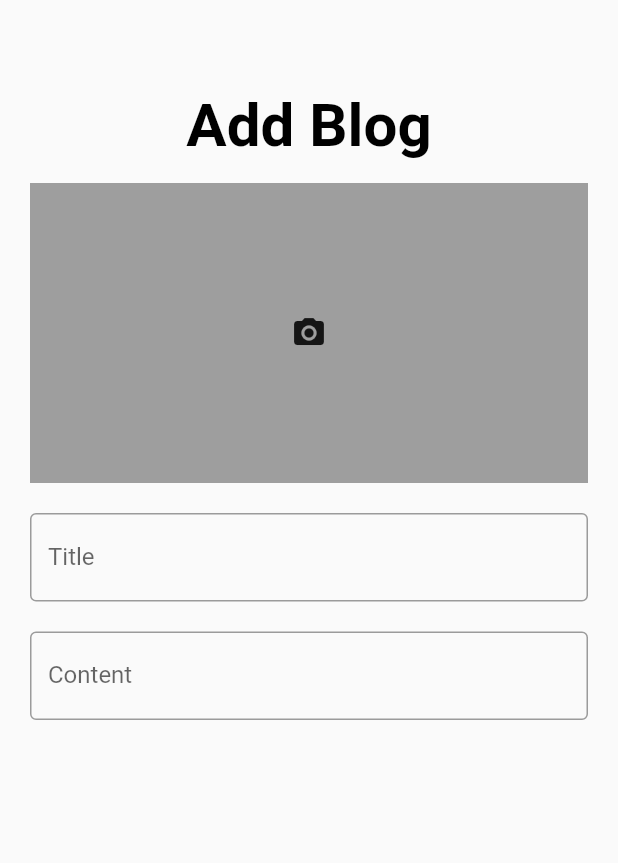
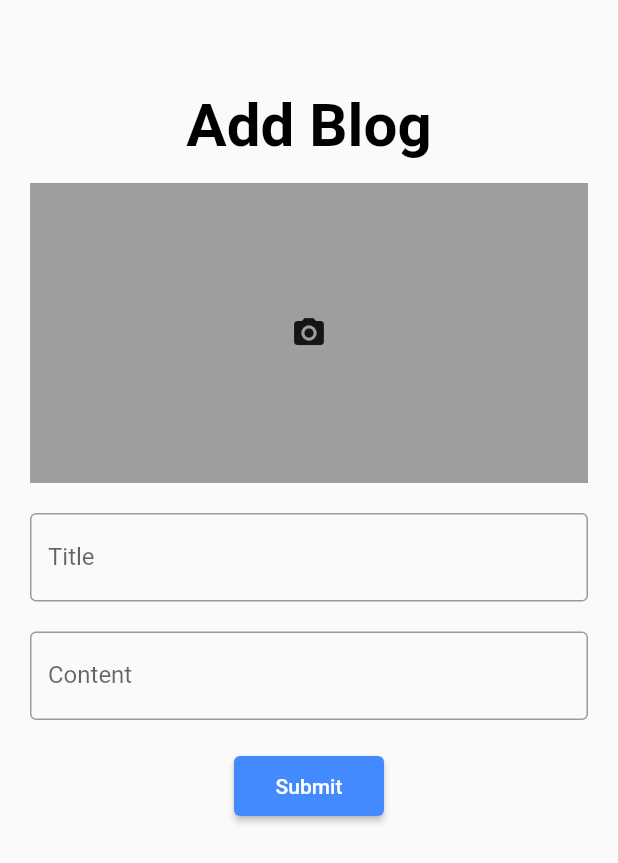
Before and after one commit to sushantdev-git/Blog, a Flutter app: the BlogEntry widget shown alone on an empty page, opened directly, on a phone screen of 412 x 824 dp. Shown: the top 863 px of the screen. Run offline on Flutter 3.47's test engine with Material 2 defaults, Android fonts, the phone set to English and light mode, and no system bars; our stand-ins replace cloud_firestore, firebase_core, google_fonts, image_picker; accounts and stored records are empty; network calls fail.

Commit message:
added submit button

```diff
--- a/lib/pages/home.dart
+++ b/lib/pages/home.dart
@@ -106,7 +106,7 @@ class _HomePageState extends State<HomePage> {
                           height: 15,
                         ),
                         FilterBar(
-                          width: mediaQuery.width,
+                          // width: mediaQuery.width,
                         ),
                         const SizedBox(
                           height: 15,
--- a/lib/pages/homePage.dart
+++ b/lib/pages/homePage.dart
@@ -11,6 +11,7 @@ class HomePage extends StatefulWidget {
 class _HomePageState extends State<HomePage> {
   int currentIndex = 0;
 
+  final Screens = [Home(), BlogEntry()];
   @override
   Widget build(BuildContext context) {
     final mediaQuery = MediaQuery.of(context).size;
@@ -37,7 +38,7 @@ class _HomePageState extends State<HomePage> {
           ),
         ],
       ),
-      body: currentIndex == 0 ? Home(mediaQuery: mediaQuery,) : BlogEntry(),
+      body: Screens[currentIndex],
     );
   }
 }
--- a/lib/widgets/home/BlogEnter.dart
+++ b/lib/widgets/home/BlogEnter.dart
@@ -71,7 +71,6 @@ class _BlogEntryState extends State<BlogEntry> {
               ),
             ),
             const TextField(
-              obscureText: true,
               decoration: InputDecoration(
                 border: OutlineInputBorder(),
                 labelText: 'Title',
@@ -81,10 +80,23 @@ class _BlogEntryState extends State<BlogEntry> {
               height: 20,
             ),
             const TextField(
-              obscureText: true,
+              minLines: 1,
+              maxLines: 100,
               decoration: InputDecoration(
                 border: OutlineInputBorder(),
                 labelText: 'Content',
+              ),
+            ),
+            SizedBox(
+              height: 20,
+            ),
+            Center(
+              child: ElevatedButton(
+                style: ElevatedButton.styleFrom(
+                  primary: Colors.blueAccent,
+                  minimumSize: Size(100,40),
+                ),
+                onPressed: () {  }, child: Text("Submit"),
               ),
             )
           ],
--- a/lib/widgets/home/filter/filterBar.dart
+++ b/lib/widgets/home/filter/filterBar.dart
@@ -2,13 +2,13 @@ import 'package:flutter/material.dart';
 import './filterCard.dart';
 
 class FilterBar extends StatelessWidget {
-  final double ? width;
-  const FilterBar({Key? key,required this.width}) : super(key: key);
+  // final double ? width;
+  const FilterBar({Key? key,}) : super(key: key);
 
   @override
   Widget build(BuildContext context) {
     return SizedBox(
-      width: width,
+      // width: width,
       height: 40,
       child: ListView(
         scrollDirection: Axis.horizontal,
--- a/pubspec.yaml
+++ b/pubspec.yaml
@@ -35,12 +35,9 @@ dependencies:
   # Use with the CupertinoIcons class for iOS style icons.
   cupertino_icons: ^1.0.2
   google_fonts: ^2.2.0
-<<<<<<< HEAD
   firebase_core: ^1.12.0
   cloud_firestore:
-=======
   image_picker: ^0.8.4+11
->>>>>>> 2fe5ff89c0201d60a3a4cabd4eadb2348c3863ed
 
 dev_dependencies:
   flutter_test:
```
Also changed, not shown: lib/main.dart (+0 -9 lines), lib/widgets/home/blogCard.dart (+7 -7 lines), lib/widgets/home/home.dart (+11 -11 lines), pubspec.lock.
